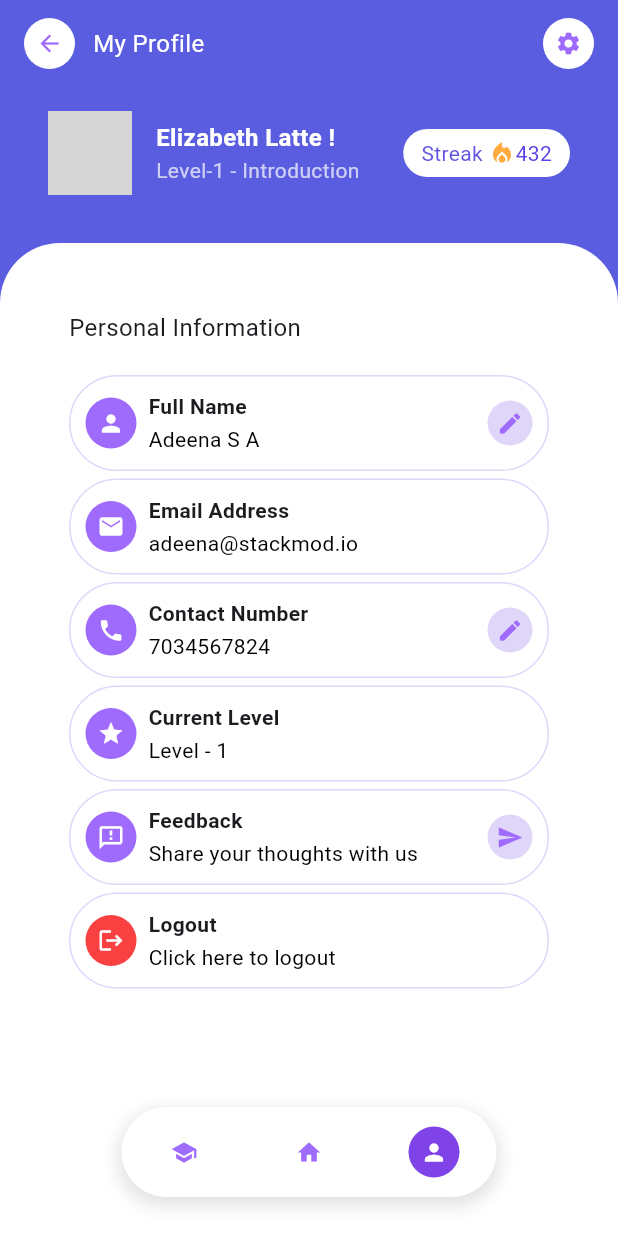
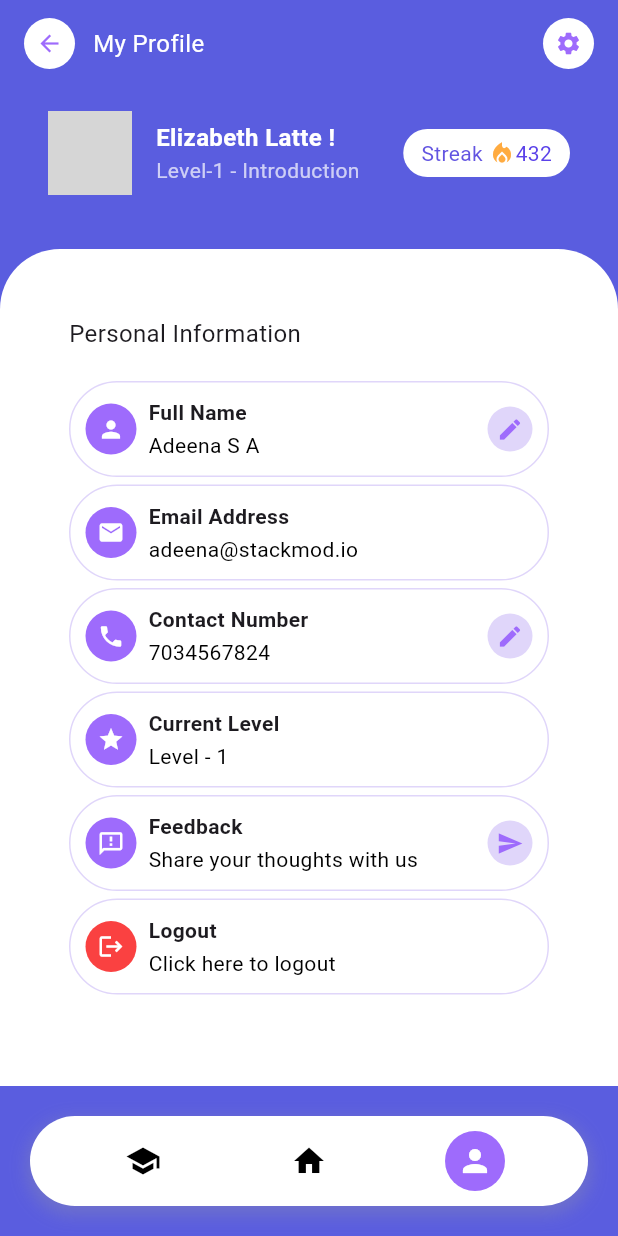
Before and after one commit to shymastackup/sayora_application, a Flutter app: the screen it shows after launch, on a phone screen of 412 x 824 dp. Run offline on Flutter 3.47's test engine with Material 3 defaults, Android fonts, the phone set to English and light mode, and no system bars; our stand-ins replace flutter_svg; network calls fail; grey boxes are pictures that could not be loaded.

Commit message:
branch created

```diff
--- a/lib/main.dart
+++ b/lib/main.dart
@@ -17,6 +17,8 @@ class SayoraApp extends StatelessWidget {
     return MaterialApp(
       debugShowCheckedModeBanner: false,
       home: const ProfileScreen(),
+
     );
+
   }
 }
--- a/lib/screens/profile_screen.dart
+++ b/lib/screens/profile_screen.dart
@@ -7,12 +7,25 @@ class ProfileScreen extends StatelessWidget {
   Widget build(BuildContext context) {
     return Scaffold(
       backgroundColor: const Color.fromARGB(168, 5, 9, 207),
+      bottomNavigationBar: BottomNavBar(
+        selectedIndex: 2,
+        onTap: (index) {
+          if (index == 0) {
+            Navigator.push(context,
+                MaterialPageRoute(builder: (_) => LearningLevelsScreen()));
+          } else if (index == 1) {
+            Navigator.push(
+                context, MaterialPageRoute(builder: (_) => HomeScreen()));
+          } else if (index == 2) {
+          }
+        },
+      ),
       body: SafeArea(
         child: Column(
           children: [
-
             Padding(
-              padding: const EdgeInsets.symmetric(horizontal: 16.0, vertical: 12),
+              padding:
+                  const EdgeInsets.symmetric(horizontal: 16.0, vertical: 12),
               child: Row(
                 children: [
                   _circleIcon(Icons.arrow_back),
@@ -63,7 +76,8 @@ class ProfileScreen extends StatelessWidget {
                       ),
                     ),
                     Container(
-                      padding: const EdgeInsets.symmetric(horizontal: 12, vertical: 6),
+                      padding: const EdgeInsets.symmetric(
+                          horizontal: 12, vertical: 6),
                       decoration: BoxDecoration(
                         color: Colors.white,
                         borderRadius: BorderRadius.circular(20),
@@ -72,13 +86,15 @@ class ProfileScreen extends StatelessWidget {
                         children: const [
                           Text(
                             'Streak ',
-                            style: TextStyle(color: Color.fromARGB(255, 98, 84, 225)),
+                            style: TextStyle(
+                                color: Color.fromARGB(255, 98, 84, 225)),
                           ),
                           Icon(Icons.local_fire_department,
                               color: Colors.orangeAccent, size: 18),
                           Text(
                             '432',
-                            style: TextStyle(color: Color.fromARGB(255, 91, 66, 233)),
+                            style: TextStyle(
+                                color: Color.fromARGB(255, 91, 66, 233)),
                           )
                         ],
                       ),
@@ -88,10 +104,10 @@ class ProfileScreen extends StatelessWidget {
               ),
             ),
 
-            const SizedBox(height: 16),
+            const SizedBox(height: 20),
 
-
-            ClipRRect(
+            Expanded(
+              child: ClipRRect(
                 borderRadius: const BorderRadius.only(
                   topLeft: Radius.circular(40),
                   topRight: Radius.circular(40),
@@ -101,54 +117,60 @@ class ProfileScreen extends StatelessWidget {
                   padding: const EdgeInsets.all(20),
                   child: Column(
                     children: [
-
-                  SizedBox(
-                    height: 548,
+                      Flexible(
                         child: Container(
-                    margin: const EdgeInsets.symmetric(horizontal: 6, vertical: 5),
+                          margin: const EdgeInsets.symmetric(
+                              horizontal: 6, vertical: 5),
                           decoration: BoxDecoration(
                             color: Colors.white,
                             borderRadius: BorderRadius.circular(30),
-
                           ),
                           child: ListView(
                             padding: const EdgeInsets.all(20),
                             children: [
                               const Text(
                                 'Personal Information',
-                        style: TextStyle(fontSize: 16, fontWeight: FontWeight.normal),
+                                style: TextStyle(
+                                    fontSize: 16,
+                                    fontWeight: FontWeight.normal),
                               ),
                               const SizedBox(height: 20),
                               _buildInfoTile(
-                        iconWidget: _circleIcon(Icons.person, bgColor: Color(0xFF9E6BFC)),
+                                iconWidget: _circleIcon(Icons.person,
+                                    bgColor: Color(0xFF9E6BFC)),
                                 label: 'Full Name',
                                 value: 'Adeena S A',
                                 showEdit: true,
                               ),
                               _buildInfoTile(
-                        iconWidget: _circleIcon(Icons.email, bgColor: Color(0xFF9E6BFC)),
+                                iconWidget: _circleIcon(Icons.email,
+                                    bgColor: Color(0xFF9E6BFC)),
                                 label: 'Email Address',
                                 value: 'adeena@stackmod.io',
                               ),
                               _buildInfoTile(
-                        iconWidget: _circleIcon(Icons.phone, bgColor: Color(0xFF9E6BFC)),
+                                iconWidget: _circleIcon(Icons.phone,
+                                    bgColor: Color(0xFF9E6BFC)),
                                 label: 'Contact Number',
                                 value: '7034567824',
                                 showEdit: true,
                               ),
                               _buildInfoTile(
-                        iconWidget: _circleIcon(Icons.star, bgColor: Color(0xFF9E6BFC)),
+                                iconWidget: _circleIcon(Icons.star,
+                                    bgColor: Color(0xFF9E6BFC)),
                                 label: 'Current Level',
                                 value: 'Level - 1',
                               ),
                               _buildInfoTile(
-                        iconWidget: _circleIcon(Icons.feedback_outlined, bgColor: Color(0xFF9E6BFC)),
+                                iconWidget: _circleIcon(Icons.feedback_outlined,
+                                    bgColor: Color(0xFF9E6BFC)),
                                 label: 'Feedback',
                                 value: 'Share your thoughts with us',
                                 trailingIcon: Icons.send,
                               ),
                               _buildInfoTile(
-                        iconWidget: _circleIcon(Icons.logout, bgColor: Color(0xFFFA4141)),
+                                iconWidget: _circleIcon(Icons.logout,
+                                    bgColor: Color(0xFFFA4141)),
                                 label: 'Logout',
                                 value: 'Click here to logout',
                                 iconColor: Color.fromARGB(255, 224, 18, 4),
@@ -157,44 +179,16 @@ class ProfileScreen extends StatelessWidget {
                           ),
                         ),
                       ),
-
-
-                    Container(
-                      height: 60,
-                      width: 250,
-                      margin: const EdgeInsets.symmetric(horizontal: 40, vertical: 8),
-                      decoration: BoxDecoration(
-                        color: Colors.white,
-                        borderRadius: BorderRadius.circular(30),
-                        boxShadow: [
-                          BoxShadow(
-                            color: Colors.grey.withOpacity(0.3),
-                            spreadRadius: 2,
-                            blurRadius: 9,
-                            offset: const Offset(0, 4),
-                          ),
                     ],
                   ),
-                      child: Row(
-                        mainAxisAlignment: MainAxisAlignment.spaceAround,
-                        children: [
-                          _circleIcon(Icons.school, bgColor: Colors.white),
-                          _circleIcon(Icons.home, bgColor: Colors.white),
-                          _circleIcon(Icons.person, bgColor: const Color.fromARGB(231, 114, 48, 230)),
-                        ],
+                ),
               ),
             ),
           ],
         ),
       ),
-            ),
-
-          ],
-        ),
-      ),
     );
   }
-
 
   Widget _buildInfoTile({
     required Widget iconWidget,
@@ -209,7 +203,6 @@ class ProfileScreen extends StatelessWidget {
       margin: const EdgeInsets.only(bottom: 5),
       padding: const EdgeInsets.symmetric(horizontal: 10, vertical: 10),
       decoration: BoxDecoration(
-
         borderRadius: BorderRadius.circular(45),
         border: Border.all(color: const Color(0xFFE0D6FA)),
       ),
@@ -221,7 +214,8 @@ class ProfileScreen extends StatelessWidget {
             child: Column(
               crossAxisAlignment: CrossAxisAlignment.start,
               children: [
-          Text(label, style: const TextStyle(fontWeight: FontWeight.w600)),
+                Text(label,
+                    style: const TextStyle(fontWeight: FontWeight.w600)),
                 const SizedBox(height: 2),
                 Text(value, style: TextStyle(color: valueColor)),
               ],
@@ -243,14 +237,13 @@ class ProfileScreen extends StatelessWidget {
                 color: Color(0xFFE0D6FA),
                 shape: BoxShape.circle,
               ),
-            child: Icon(trailingIcon, color: const Color(0xFF9E6BFC), size: 18),
+              child:
+                  Icon(trailingIcon, color: const Color(0xFF9E6BFC), size: 18),
             ),
-
         ],
       ),
     );
   }
-
 
   Widget _circleIcon(IconData icon, {Color bgColor = Colors.white}) {
     return Container(
@@ -264,3 +257,112 @@ class ProfileScreen extends StatelessWidget {
     );
   }
 }
+
+class LearningLevelsScreen extends StatelessWidget {
+  const LearningLevelsScreen({super.key});
+
+  @override
+  Widget build(BuildContext context) {
+    return Scaffold(
+      appBar: AppBar(
+        title: const Text('Learning Levels'),
+      ),
+      body: Center(
+        child: ElevatedButton(
+          onPressed: () {
+            // Navigate to the ProfileScreen
+            Navigator.push(
+              context,
+              MaterialPageRoute(builder: (context) => const ProfileScreen()),
+            );
+          },
+          child: const Text('Go to Profile'),
+        ),
+      ),
+    );
+  }
+}
+
+class HomeScreen extends StatelessWidget {
+  const HomeScreen({super.key});
+
+  @override
+  Widget build(BuildContext context) {
+    return Scaffold(
+      appBar: AppBar(
+        title: const Text('Home'),
+      ),
+      body: Center(
+        child: ElevatedButton(
+          onPressed: () {
+            // Navigate to the ProfileScreen
+            Navigator.push(
+              context,
+              MaterialPageRoute(builder: (context) => const ProfileScreen()),
+            );
+          },
+          child: const Text('Go to Profile'),
+        ),
+      ),
+    );
+  }
+}
+
+class BottomNavBar extends StatelessWidget {
+  final int selectedIndex;
+  final Function(int) onTap;
+
+  const BottomNavBar({
+    super.key,
+    this.selectedIndex = 2,
+    required this.onTap,
+  });
+
+  @override
+  Widget build(BuildContext context) {
+    return Padding(
+      padding: const EdgeInsets.all(20),
+      child: Container(
+        padding: const EdgeInsets.symmetric(horizontal: 20, vertical: 10),
+        decoration: BoxDecoration(
+          color: Colors.white,
+          borderRadius: BorderRadius.circular(30),
+          boxShadow: [
+            BoxShadow(
+              color: Colors.grey.withAlpha((0.3 * 255).toInt()),
+              spreadRadius: 2,
+              blurRadius: 9,
+              offset: const Offset(0, 4),
+            ),
+          ],
+        ),
+        child: Row(
+          mainAxisAlignment: MainAxisAlignment.spaceAround,
+          children: [
+            _circleIcon(Icons.school, 0),
+            _circleIcon(Icons.home, 1),
+            _circleIcon(Icons.person, 2),
+          ],
+        ),
+      ),
+    );
+  }
+
+  Widget _circleIcon(IconData icon, int index) {
+    final bool isSelected = index == selectedIndex;
+    return GestureDetector(
+      onTap: () => onTap(index),
+      child: Container(
+        padding: const EdgeInsets.all(8),
+        decoration: BoxDecoration(
+          color: isSelected ? const Color(0xFF9E6BFC) : Colors.white,
+          shape: BoxShape.circle,
+        ),
+        child: Icon(
+          icon,
+          color: isSelected ? Colors.white : Colors.black,
+        ),
+      ),
+    );
+  }
+}
```
Also changed, not shown: lib/screens/home_screen.dart (+4 -3 lines), assets/icons/medal-star.jpg (renamed from lib/assets/icons/medal-star.jpg), assets/icons/notification.svg (renamed from lib/assets/icons/notification.svg), assets/images/WhatsApp Image 2025-06-30 at 11.27.58 AM.jpeg (renamed from lib/assets/images/WhatsApp Image 2025-06-30 at 11.27.58 AM.jpeg), assets/images/sayora.svg (renamed from lib/assets/images/sayora.svg), assets/images/women_image.svg (renamed from lib/assets/images/women_image.svg), pubspec.lock, 128 other files. Lines whose indentation alone changed are shown as unchanged.
